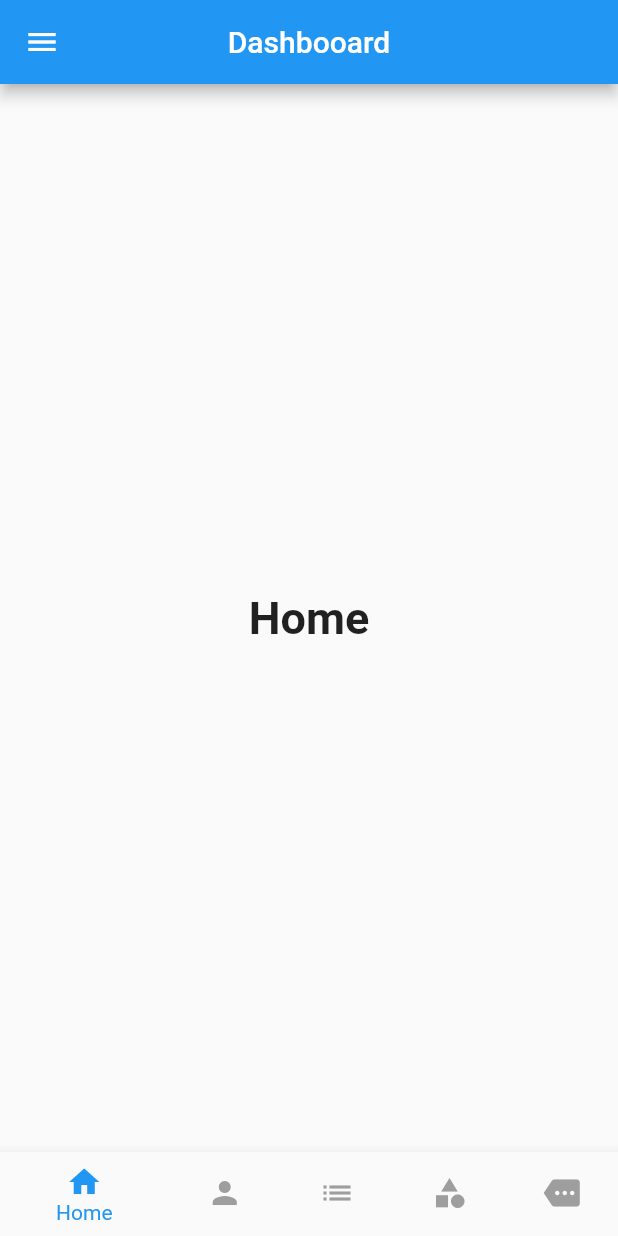
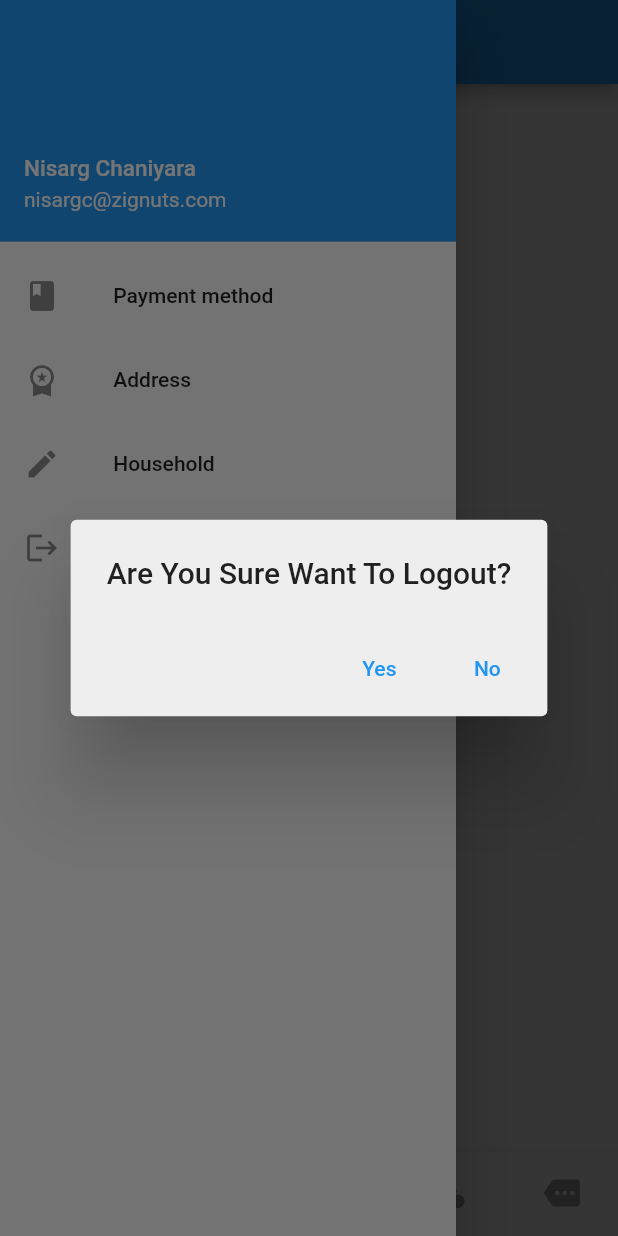
Before and after one commit to navin-zignuts/Assignment, a Flutter app: the DashBoard screen opened directly, in the side drawer, after a tap on "LogOut", on a phone screen of 412 x 824 dp. Run offline on Flutter 3.47's test engine with Material 2 defaults, Android fonts, the phone set to English and light mode, and no system bars; our stand-ins replace firebase_auth, firebase_core; accounts and stored records are empty.

Commit message:
Logout added  and login automatically feature added if user had already loggedin before and also the dialogbox for logout

```diff
--- a/lib/dash_board_screen.dart
+++ b/lib/dash_board_screen.dart
@@ -1,3 +1,5 @@
+import 'package:firebase_auth/firebase_auth.dart';
+import 'package:first_app/login_page.dart';
 import 'package:flutter/material.dart';
 
 class DashBoard extends StatefulWidget {
@@ -90,8 +92,37 @@ class _DashBoardState extends State<DashBoard> {
             ListTile(
               leading: const Icon(Icons.logout),
               title: const Text('LogOut'),
-              onTap: () {
-                Navigator.pop(context);
+              onTap: () async {
+                showDialog(
+                    context: context,
+                    builder: (context) {
+                      return Container(
+                        child: AlertDialog(
+                            backgroundColor: Colors.grey.shade200,
+                            title: Text('Are You Sure Want To Logout?'),
+                            actions: [
+                              TextButton(
+                                  onPressed: () async {
+                                    if (FirebaseAuth.instance.currentUser !=
+                                        null) {
+                                      await FirebaseAuth.instance.signOut();
+                                    }
+
+                                    Navigator.pushAndRemoveUntil(
+                                        context,
+                                        MaterialPageRoute(
+                                            builder: (context) => LoginPage()),
+                                        (route) => false);
+                                  },
+                                  child: Text('Yes')),
+                              TextButton(
+                                  onPressed: () {
+                                    Navigator.pop(context);
+                                  },
+                                  child: Text('No'))
+                            ]),
+                      );
+                    });
               },
             ),
           ],
```
Also changed, not shown: lib/login_page.dart (+4 -4 lines), lib/splash_screen.dart (+17 -5 lines).
